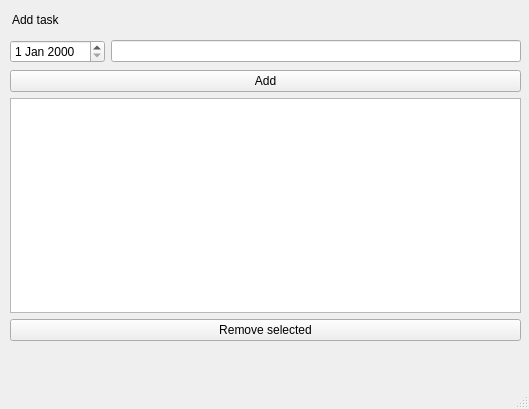
This is mainwindow.ui in isym444/pyqtTodo as Qt 5 draws it before an edit. The edited form follows.
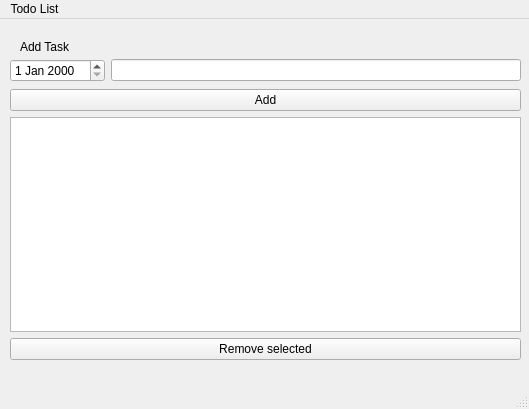
This is the edited form. Icons and pictures are not drawn.

What changed in the file:
```diff
--- a/mainwindow.ui
+++ b/mainwindow.ui
@@ -17,14 +17,30 @@
    <widget class="QLabel" name="label">
     <property name="geometry">
      <rect>
-      <x>12</x>
-      <y>12</y>
+      <x>20</x>
+      <y>20</y>
       <width>67</width>
       <height>16</height>
      </rect>
     </property>
     <property name="text">
-     <string>Add task</string>
+     <string>Add Task</string>
+    </property>
+   </widget>
+   <widget class="QLabel" name="logoLabel">
+    <property name="geometry">
+     <rect>
+      <x>480</x>
+      <y>0</y>
+      <width>41</width>
+      <height>41</height>
+     </rect>
+    </property>
+    <property name="pixmap">
+     <pixmap resource="resources.qrc">:/icons/Cute-character.png</pixmap>
+    </property>
+    <property name="scaledContents">
+     <bool>true</bool>
     </property>
    </widget>
    <widget class="QWidget" name="layoutWidget">
@@ -81,9 +97,15 @@
      <x>0</x>
      <y>0</y>
      <width>529</width>
-     <height>37</height>
+     <height>24</height>
     </rect>
    </property>
+   <widget class="QMenu" name="menuTodo_List">
+    <property name="title">
+     <string>Todo List</string>
+    </property>
+   </widget>
+   <addaction name="menuTodo_List"/>
   </widget>
   <widget class="QStatusBar" name="statusbar"/>
  </widget>
```
Left out of the diff: 12 changed lines with no effect on the pictures.
